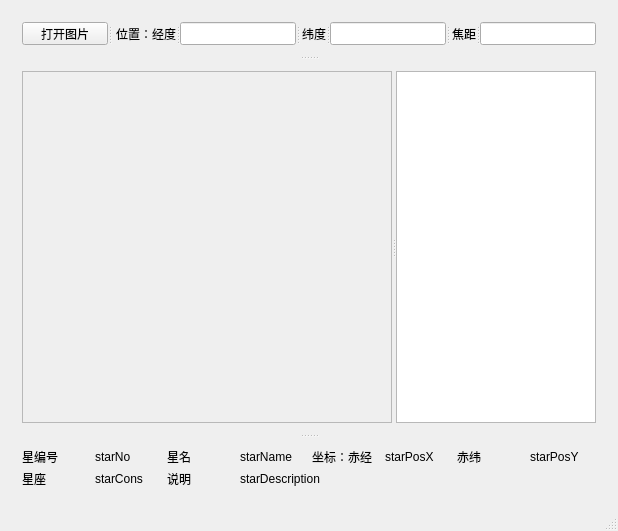
Above: form/mainwindow.ui from ChaokunChang/Skymap before the change. Below: the same form after it.
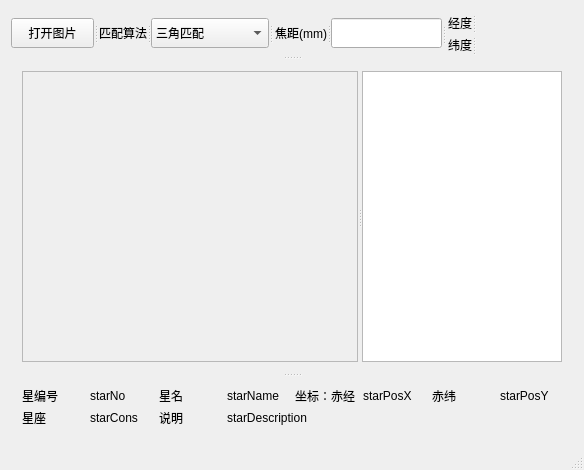
That is the form after the change.

What changed in the file:
```diff
--- a/form/mainwindow.ui
+++ b/form/mainwindow.ui
@@ -6,8 +6,8 @@
    <rect>
     <x>0</x>
     <y>0</y>
-    <width>618</width>
-    <height>531</height>
+    <width>584</width>
+    <height>470</height>
    </rect>
   </property>
   <property name="acceptDrops">
@@ -30,23 +30,160 @@
          <height>45</height>
         </size>
        </property>
-       <layout class="QHBoxLayout" name="horizontalLayout">
+       <layout class="QVBoxLayout" name="verticalLayout_6">
+        <property name="spacing">
+         <number>0</number>
+        </property>
+        <property name="leftMargin">
+         <number>0</number>
+        </property>
+        <property name="topMargin">
+         <number>0</number>
+        </property>
+        <property name="rightMargin">
+         <number>0</number>
+        </property>
+        <property name="bottomMargin">
+         <number>0</number>
+        </property>
         <item>
-         <widget class="QSplitter" name="topSpitter">
+         <widget class="QSplitter" name="splitter_6">
+          <property name="orientation">
+           <enum>Qt::Horizontal</enum>
+          </property>
+          <widget class="QWidget" name="widget_4" native="true">
+           <layout class="QVBoxLayout" name="verticalLayout_5">
+            <property name="spacing">
+             <number>0</number>
+            </property>
+            <property name="leftMargin">
+             <number>0</number>
+            </property>
+            <property name="topMargin">
+             <number>0</number>
+            </property>
+            <property name="rightMargin">
+             <number>0</number>
+            </property>
+            <property name="bottomMargin">
+             <number>0</number>
+            </property>
+            <item>
+             <widget class="QSplitter" name="splitter_5">
           <property name="orientation">
            <enum>Qt::Horizontal</enum>
           </property>
           <widget class="QPushButton" name="pushButton">
+               <property name="sizePolicy">
+                <sizepolicy hsizetype="Preferred" vsizetype="Fixed">
+                 <horstretch>0</horstretch>
+                 <verstretch>0</verstretch>
+                </sizepolicy>
+               </property>
            <property name="maximumSize">
             <size>
-             <width>16777215</width>
-             <height>35</height>
+                 <width>150</width>
+                 <height>30</height>
             </size>
            </property>
            <property name="text">
             <string>打开图片</string>
            </property>
           </widget>
+              <widget class="QLabel" name="label">
+               <property name="text">
+                <string>匹配算法</string>
+               </property>
+               <property name="alignment">
+                <set>Qt::AlignRight|Qt::AlignTrailing|Qt::AlignVCenter</set>
+               </property>
+              </widget>
+              <widget class="QComboBox" name="algorithmComboBox">
+               <property name="sizePolicy">
+                <sizepolicy hsizetype="Preferred" vsizetype="Minimum">
+                 <horstretch>0</horstretch>
+                 <verstretch>0</verstretch>
+                </sizepolicy>
+               </property>
+               <property name="minimumSize">
+                <size>
+                 <width>80</width>
+                 <height>0</height>
+                </size>
+               </property>
+               <item>
+                <property name="text">
+                 <string>三角匹配</string>
+                </property>
+               </item>
+               <item>
+                <property name="text">
+                 <string>径向环向匹配</string>
+                </property>
+               </item>
+               <item>
+                <property name="text">
+                 <string>无标定参数匹配</string>
+                </property>
+               </item>
+              </widget>
+              <widget class="QLabel" name="picFocusLabel">
+               <property name="text">
+                <string>焦距(mm)</string>
+               </property>
+               <property name="alignment">
+                <set>Qt::AlignRight|Qt::AlignTrailing|Qt::AlignVCenter</set>
+               </property>
+              </widget>
+              <widget class="QLineEdit" name="picFocusInput">
+               <property name="maximumSize">
+                <size>
+                 <width>16777215</width>
+                 <height>35</height>
+                </size>
+               </property>
+              </widget>
+             </widget>
+            </item>
+           </layout>
+          </widget>
+          <widget class="QWidget" name="widget" native="true">
+           <layout class="QVBoxLayout" name="verticalLayout_4">
+            <property name="spacing">
+             <number>0</number>
+            </property>
+            <property name="leftMargin">
+             <number>0</number>
+            </property>
+            <property name="topMargin">
+             <number>0</number>
+            </property>
+            <property name="rightMargin">
+             <number>0</number>
+            </property>
+            <property name="bottomMargin">
+             <number>0</number>
+            </property>
+            <item>
+             <widget class="QWidget" name="widget_2" native="true">
+              <layout class="QVBoxLayout" name="verticalLayout">
+               <property name="leftMargin">
+                <number>0</number>
+               </property>
+               <property name="topMargin">
+                <number>0</number>
+               </property>
+               <property name="rightMargin">
+                <number>0</number>
+               </property>
+               <property name="bottomMargin">
+                <number>0</number>
+               </property>
+               <item>
+                <widget class="QSplitter" name="splitter_2">
+                 <property name="orientation">
+                  <enum>Qt::Horizontal</enum>
+                 </property>
           <widget class="QLabel" name="picPosXLabel">
            <property name="maximumSize">
             <size>
@@ -55,20 +192,63 @@
             </size>
            </property>
            <property name="text">
-            <string>位置：经度</string>
+                   <string>经度</string>
            </property>
            <property name="alignment">
             <set>Qt::AlignRight|Qt::AlignTrailing|Qt::AlignVCenter</set>
            </property>
           </widget>
-          <widget class="QLineEdit" name="picPosXInput">
+                 <widget class="QLabel" name="picPosXLabelDis">
+                  <property name="sizePolicy">
+                   <sizepolicy hsizetype="MinimumExpanding" vsizetype="Preferred">
+                    <horstretch>0</horstretch>
+                    <verstretch>0</verstretch>
+                   </sizepolicy>
+                  </property>
+                  <property name="minimumSize">
+                   <size>
+                    <width>90</width>
+                    <height>0</height>
+                   </size>
+                  </property>
            <property name="maximumSize">
             <size>
              <width>16777215</width>
              <height>35</height>
             </size>
            </property>
-          </widget>
+                  <property name="text">
+                   <string/>
+                  </property>
+                  <property name="alignment">
+                   <set>Qt::AlignRight|Qt::AlignTrailing|Qt::AlignVCenter</set>
+                  </property>
+                 </widget>
+                </widget>
+               </item>
+              </layout>
+             </widget>
+            </item>
+            <item>
+             <widget class="QWidget" name="widget_3" native="true">
+              <layout class="QVBoxLayout" name="verticalLayout_3">
+               <property name="leftMargin">
+                <number>0</number>
+               </property>
+               <property name="topMargin">
+                <number>0</number>
+               </property>
+               <property name="rightMargin">
+                <number>0</number>
+               </property>
+               <property name="bottomMargin">
+                <number>0</number>
+               </property>
+               <item>
+                <widget class="QSplitter" name="splitter_4">
+                 <property name="orientation">
+                  <enum>Qt::Horizontal</enum>
+                 </property>
           <widget class="QLabel" name="picPosYLabel">
            <property name="maximumSize">
             <size>
@@ -83,29 +263,38 @@
             <set>Qt::AlignRight|Qt::AlignTrailing|Qt::AlignVCenter</set>
            </property>
           </widget>
-          <widget class="QLineEdit" name="picPosYInput">
+                 <widget class="QLabel" name="picPosYLabelDis">
+                  <property name="sizePolicy">
+                   <sizepolicy hsizetype="MinimumExpanding" vsizetype="Preferred">
+                    <horstretch>0</horstretch>
+                    <verstretch>0</verstretch>
+                   </sizepolicy>
+                  </property>
+                  <property name="minimumSize">
+                   <size>
+                    <width>90</width>
+                    <height>0</height>
+                   </size>
+                  </property>
            <property name="maximumSize">
             <size>
              <width>16777215</width>
              <height>35</height>
             </size>
            </property>
-          </widget>
-          <widget class="QLabel" name="picFocusLabel">
            <property name="text">
-            <string>焦距</string>
+                   <string/>
            </property>
            <property name="alignment">
             <set>Qt::AlignRight|Qt::AlignTrailing|Qt::AlignVCenter</set>
            </property>
           </widget>
-          <widget class="QLineEdit" name="picFocusInput">
-           <property name="maximumSize">
-            <size>
-             <width>16777215</width>
-             <height>35</height>
-            </size>
-           </property>
+                </widget>
+               </item>
+              </layout>
+             </widget>
+            </item>
+           </layout>
           </widget>
          </widget>
         </item>
@@ -139,8 +328,8 @@
              <rect>
               <x>0</x>
               <y>0</y>
-              <width>375</width>
-              <height>356</height>
+              <width>341</width>
+              <height>295</height>
              </rect>
             </property>
             <layout class="QGridLayout" name="gridLayout">
```
Lines whose indentation alone changed are shown as unchanged.
